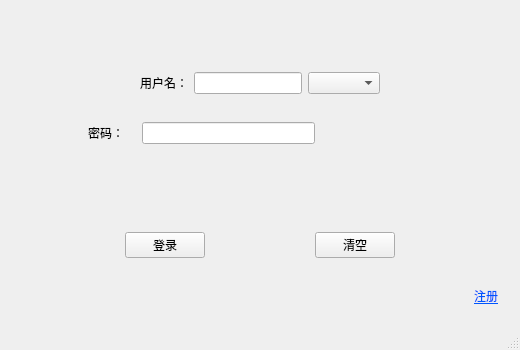
Before: the Qt Designer form mainwindow.ui in LUYONGDING/SMS, drawn with Qt 5.
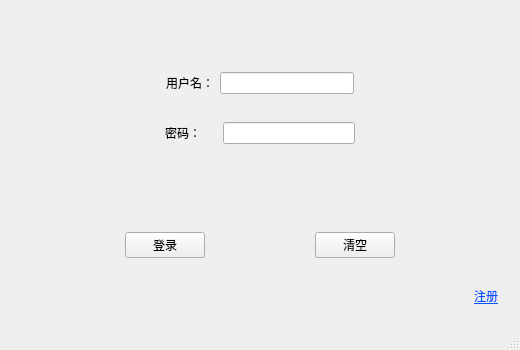
After: the same form once the commit is applied.

Diff of the .ui file:
```diff
--- a/mainwindow.ui
+++ b/mainwindow.ui
@@ -67,10 +67,17 @@
            </widget>
           </item>
           <item>
-           <widget class="QLineEdit" name="lineEdit_userName"/>
-          </item>
-          <item>
-           <widget class="QComboBox" name="comboBox_userType"/>
+           <widget class="QLineEdit" name="lineEdit_userName">
+            <property name="text">
+             <string/>
+            </property>
+            <property name="placeholderText">
+             <string/>
+            </property>
+            <property name="clearButtonEnabled">
+             <bool>false</bool>
+            </property>
+           </widget>
           </item>
           <item>
            <spacer name="horizontalSpacer_5">
@@ -97,7 +104,7 @@
              <enum>Qt::Horizontal</enum>
             </property>
             <property name="sizeType">
-             <enum>QSizePolicy::Fixed</enum>
+             <enum>QSizePolicy::Expanding</enum>
             </property>
             <property name="sizeHint" stdset="0">
              <size>
@@ -124,7 +131,7 @@
             </property>
             <property name="sizeHint" stdset="0">
              <size>
-              <width>12</width>
+              <width>16</width>
               <height>20</height>
              </size>
             </property>
@@ -132,6 +139,12 @@
           </item>
           <item>
            <widget class="QLineEdit" name="lineEdit_passwd">
+            <property name="inputMask">
+             <string/>
+            </property>
+            <property name="text">
+             <string extracomment="密码："/>
+            </property>
             <property name="echoMode">
              <enum>QLineEdit::Password</enum>
             </property>
```
